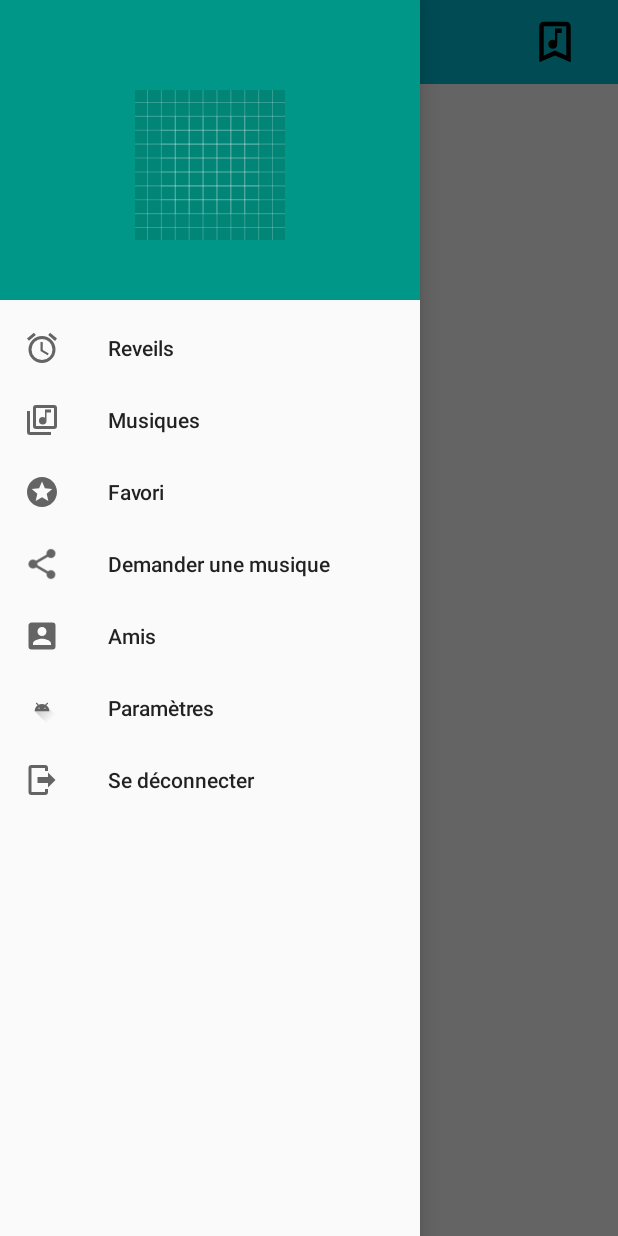
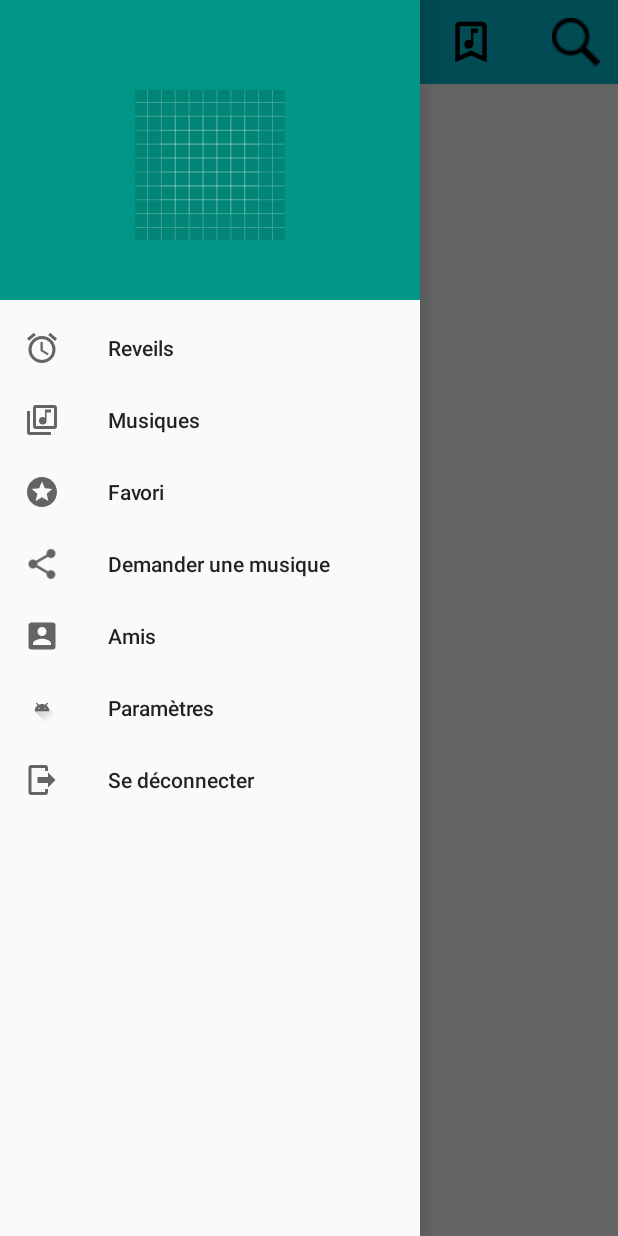
Before and after one commit to ValerianGuivarchAppstud/WakeMeUp, an Android app: the fragment ContactsListeFragment placed in its activity, with the side drawer open, on a phone screen of 412 x 824 dp. Run offline under Robolectric (Android 15) with nearby library versions, the phone set to English and light mode, and no system bars; our stand-ins replace Firebase (no records; nobody signed in at launch, a user with empty details on screens opened directly); pictures from the network do not load; 5 statements that could not run were skipped.

Commit message:
recherche dans contacts

```diff
--- a/app/src/main/AndroidManifest.xml
+++ b/app/src/main/AndroidManifest.xml
@@ -45,7 +45,6 @@
             android:parentActivityName=".MainActivity"/>
 
 
-
         <service
             android:name=".notification.MyFirebaseMessagingService"
             android:stopWithTask="false">
--- a/app/src/main/java/com/wakemeup/contact/ContactListeAdapter.kt
+++ b/app/src/main/java/com/wakemeup/contact/ContactListeAdapter.kt
@@ -3,19 +3,28 @@ package com.wakemeup.contact
 import android.view.LayoutInflater
 import android.view.View
 import android.view.ViewGroup
-import android.widget.CheckBox
-import android.widget.ImageView
-import android.widget.TextView
+import android.widget.*
 import androidx.cardview.widget.CardView
 import androidx.recyclerview.widget.RecyclerView
 import com.wakemeup.R
 import com.wakemeup.connect.UserModel
 
 class ContactListeAdapter(
-    private val contacts: Map<String, UserModel>,
+    private var contacts: Map<String, UserModel>,
     private val listener: ContactListAdapterListener?
 ) : RecyclerView.Adapter<ContactListeAdapter.ViewHolder>(),
-    View.OnClickListener {
+    View.OnClickListener, Filterable{
+
+    // variable filtrée avec la recherche dans contacts
+    var allUsersRecherche = mutableListOf<UserModel>()
+    var contactsInitiaux = mutableMapOf<String, UserModel>()
+
+    init {
+        allUsersRecherche.addAll(
+            contacts.values
+        )
+        contactsInitiaux.putAll(contacts)
+    }
 
     interface ContactListAdapterListener {
         fun onContactClicked(userModel: UserModel, itemView: View)
@@ -30,7 +39,7 @@ class ContactListeAdapter(
 
     override fun onCreateViewHolder(parent: ViewGroup, viewType: Int): ViewHolder {
         val viewItem = LayoutInflater.from(parent.context)
-            .inflate(R.layout.item_list_reveil, parent, false)
+            .inflate(R.layout.item_list_contact, parent, false)
         return ViewHolder(viewItem)
     }
 
@@ -50,4 +59,37 @@ class ContactListeAdapter(
     override fun onClick(v: View) {
         listener?.onContactClicked(v.tag as UserModel, v)
     }
+
+    override fun getFilter(): Filter {
+       return userFilter
+    }
+
+    private var userFilter : Filter = object : Filter() {
+        override fun performFiltering(charSequence: CharSequence?): FilterResults {
+            var filteredList: ArrayList<UserModel> = mutableListOf<UserModel>() as ArrayList<UserModel>
+            if(charSequence.toString().isEmpty()){
+                filteredList.addAll(allUsersRecherche)
+            }else{
+                for(userModel in allUsersRecherche){
+                    if(userModel.username.toLowerCase().contains(charSequence.toString().toLowerCase().trim())){
+                        filteredList.add(userModel)
+                    }
+                }
+            }
+
+            var filterResults : FilterResults = FilterResults()
+            filterResults.values = filteredList
+            return  filterResults
+        }
+
+        override fun publishResults(constraint: CharSequence?, results: FilterResults?) {
+            contactsInitiaux.clear()
+            for(user in results?.values as ArrayList<UserModel>){
+                contactsInitiaux.put(user.id, user)
+            }
+            contacts = contactsInitiaux
+            notifyDataSetChanged()
+        }
+
+    }
 }
--- a/app/src/main/java/com/wakemeup/contact/ContactListeViewModel.kt
+++ b/app/src/main/java/com/wakemeup/contact/ContactListeViewModel.kt
@@ -6,7 +6,7 @@ import androidx.lifecycle.ViewModel
 import com.neocampus.repo.Repository
 import com.wakemeup.connect.UserModel
 
-class ContactListeViewModel(val repo: Repository) : ViewModel() {
+class ContactListeViewModel(val repo: Repository) : ViewModel(){
 
     private val contactListeState = MediatorLiveData<Map<String, UserModel>>()
 
--- a/app/src/main/java/com/wakemeup/contact/ContactsListeFragment.kt
+++ b/app/src/main/java/com/wakemeup/contact/ContactsListeFragment.kt
@@ -4,9 +4,7 @@ import android.database.Cursor
 import android.os.Bundle
 import android.provider.ContactsContract
 import android.util.Log
-import android.view.LayoutInflater
-import android.view.View
-import android.view.ViewGroup
+import android.view.*
 import androidx.fragment.app.Fragment
 import androidx.lifecycle.ViewModelProvider
 import androidx.recyclerview.widget.LinearLayoutManager
@@ -16,6 +14,10 @@ import com.neocampus.repo.ViewModelFactory
 import com.wakemeup.AppWakeUp
 import com.wakemeup.R
 import com.wakemeup.connect.UserModel
+import android.view.Menu
+import android.view.MenuInflater
+import android.view.MenuItem
+import androidx.appcompat.widget.SearchView
 
 class ContactsListeFragment : Fragment(), ContactListeAdapter.ContactListAdapterListener {
 
@@ -35,11 +37,9 @@ class ContactsListeFragment : Fragment(), ContactListeAdapter.ContactListAdapter
 
         viewModel = ViewModelProvider(this, factory).get(ContactListeViewModel::class.java)
 
-         //put all contact
+         //put all Phonecontacts in viewModel
          for (user in getPhoneContacts().values){
-             println("BOUCLE: ${user.username}")
              viewModel.addContact(user)
-             println("FIN Bouvle")
          }
 
         viewModel.getContactsListeLiveData().observe(
@@ -63,6 +63,7 @@ class ContactsListeFragment : Fragment(), ContactListeAdapter.ContactListAdapter
         savedInstanceState: Bundle?
     ): View? {
         super.onCreate(savedInstanceState)
+        setHasOptionsMenu(true)
         val view = inflater.inflate(R.layout.fragment_contact_list, container, false)
         val recyclerView = view.findViewById<RecyclerView>(R.id.list_contact)
         adapter = ContactListeAdapter(contacts, this)
@@ -72,10 +73,28 @@ class ContactsListeFragment : Fragment(), ContactListeAdapter.ContactListAdapter
         return view
     }
 
+    //menu recherche
+    override fun onCreateOptionsMenu(menu: Menu, inflater: MenuInflater) {
+        inflater.inflate(R.menu.menu_search_contacts, menu)
+        val item = menu.findItem(R.id.rechercher_contacts)
+        val searchview : androidx.appcompat.widget.SearchView = item.actionView as androidx.appcompat.widget.SearchView
+        searchview.setOnQueryTextListener(object : SearchView.OnQueryTextListener {
+            override fun onQueryTextSubmit(query: String?): Boolean {
+                return false
+            }
+
+            override fun onQueryTextChange(newText: String?): Boolean {
+                adapter.filter.filter(newText)
+                return false
+            }
+        })
+        super.onCreateOptionsMenu(menu, inflater)
+       // setHasOptionsMenu(true)
+    }
+
     override fun onContactClicked(userModel: UserModel, itemView: View) {
         //todo action click user
     }
-
 
     // my own function
     fun getPhoneContacts(): Map<String, UserModel> {
--- a/app/src/main/res/layout/fragment_contact_list.xml
+++ b/app/src/main/res/layout/fragment_contact_list.xml
@@ -6,7 +6,6 @@
     android:orientation="vertical"
     tools:context=".contact.ListFriendToSendMusicActivity">
 
-
     <androidx.recyclerview.widget.RecyclerView
         android:id="@+id/list_contact"
         android:layout_width="match_parent"
--- a/app/src/main/res/layout/item_list_contact.xml
+++ b/app/src/main/res/layout/item_list_contact.xml
@@ -38,7 +38,6 @@
                 android:layout_height="50dp"
                 android:contentDescription="@string/selection" />
 
-
         </LinearLayout>
     </androidx.cardview.widget.CardView>
 </RelativeLayout>
--- /dev/null
+++ b/app/src/main/res/menu/menu_search_contacts.xml
@@ -0,0 +1,13 @@
+<?xml version="1.0" encoding="utf-8"?>
+<menu xmlns:android="http://schemas.android.com/apk/res/android"
+    xmlns:app="http://schemas.android.com/apk/res-auto">
+
+    <item
+        android:id="@+id/rechercher_contacts"
+        android:icon="@drawable/searchmagni"
+        android:title="rechercher"
+        app:showAsAction="ifRoom|collapseActionView"
+        app:actionViewClass="androidx.appcompat.widget.SearchView"
+     />
+
+</menu>
--- /dev/null
+++ b/app/src/main/res/xml/searchable.xml
@@ -0,0 +1,5 @@
+<?xml version="1.0" encoding="utf-8"?>
+<searchable xmlns:android="http://schemas.android.com/apk/res/android"
+    android:label="app_label"
+    android:hint="search_hint" >
+</searchable>
```
Also changed, not shown: app/src/main/java/com/wakemeup/MainActivity.kt (+6 -5 lines), app/src/main/res/drawable/searchmagni.png (added).
